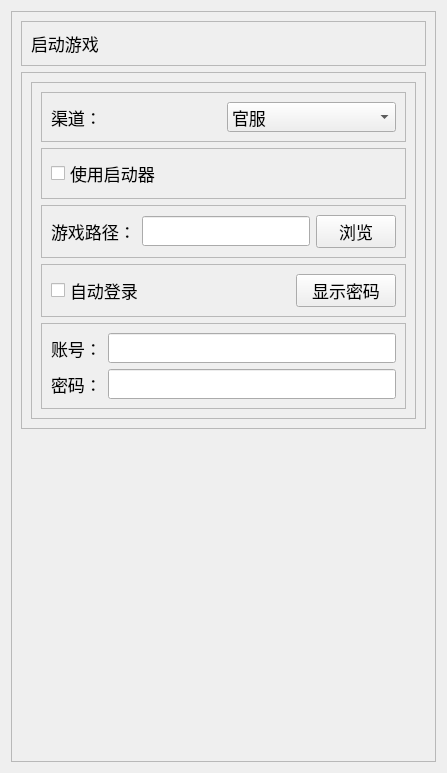
Qt form res/ui/set_01.ui (Shasnow/StarRailAssistant) before a commit.
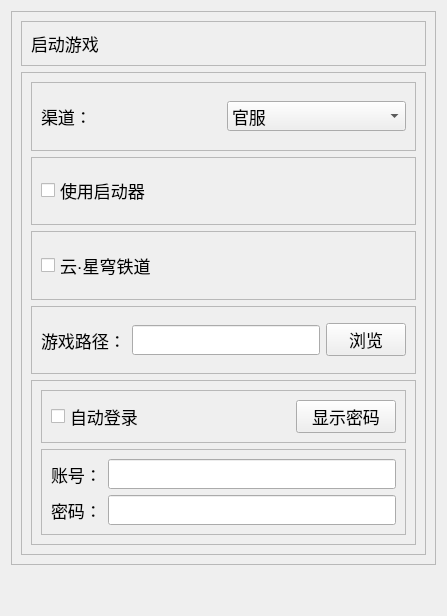
The same form after that commit.

The edit to the form file:
```diff
--- a/res/ui/set_01.ui
+++ b/res/ui/set_01.ui
@@ -7,7 +7,7 @@
     <x>0</x>
     <y>0</y>
     <width>447</width>
-    <height>773</height>
+    <height>616</height>
    </rect>
   </property>
   <property name="font">
@@ -70,21 +70,12 @@
           <rect>
            <x>0</x>
            <y>0</y>
-           <width>395</width>
-           <height>348</height>
+           <width>407</width>
+           <height>482</height>
           </rect>
          </property>
          <layout class="QVBoxLayout" name="verticalLayout_3">
           <item>
-           <widget class="QFrame" name="frame_2">
-            <property name="frameShape">
-             <enum>QFrame::Shape::StyledPanel</enum>
-            </property>
-            <property name="frameShadow">
-             <enum>QFrame::Shadow::Raised</enum>
-            </property>
-            <layout class="QVBoxLayout" name="verticalLayout">
-             <item>
               <widget class="QFrame" name="frame2_1">
                <property name="frameShape">
                 <enum>QFrame::Shape::StyledPanel</enum>
@@ -140,9 +131,40 @@
                     <height>30</height>
                    </size>
                   </property>
+               <property name="toolTip">
+                <string/>
+               </property>
+               <property name="autoFillBackground">
+                <bool>false</bool>
+               </property>
                   <property name="text">
                    <string>使用启动器</string>
                   </property>
+               <property name="checkable">
+                <bool>true</bool>
+               </property>
+               <property name="checked">
+                <bool>false</bool>
+               </property>
+              </widget>
+             </item>
+            </layout>
+           </widget>
+          </item>
+          <item>
+           <widget class="QFrame" name="frame_4">
+            <property name="frameShape">
+             <enum>QFrame::Shape::StyledPanel</enum>
+            </property>
+            <property name="frameShadow">
+             <enum>QFrame::Shadow::Raised</enum>
+            </property>
+            <layout class="QVBoxLayout" name="verticalLayout_4">
+             <item>
+              <widget class="QCheckBox" name="cloud_game">
+               <property name="text">
+                <string>云·星穹铁道</string>
+               </property>
                  </widget>
                 </item>
                </layout>
@@ -191,6 +213,15 @@
               </widget>
              </item>
              <item>
+           <widget class="QFrame" name="frame_2">
+            <property name="frameShape">
+             <enum>QFrame::Shape::StyledPanel</enum>
+            </property>
+            <property name="frameShadow">
+             <enum>QFrame::Shadow::Raised</enum>
+            </property>
+            <layout class="QVBoxLayout" name="verticalLayout">
+             <item>
               <widget class="QFrame" name="frame2_3">
                <property name="frameShape">
                 <enum>QFrame::Shape::StyledPanel</enum>
@@ -288,21 +319,24 @@
         </widget>
        </widget>
       </item>
-      <item>
+     </layout>
+    </widget>
+   </item>
+   <item row="1" column="0">
        <spacer name="verticalSpacer">
         <property name="orientation">
          <enum>Qt::Orientation::Vertical</enum>
         </property>
+     <property name="sizeType">
+      <enum>QSizePolicy::Policy::Maximum</enum>
+     </property>
         <property name="sizeHint" stdset="0">
          <size>
           <width>20</width>
-          <height>100</height>
+       <height>40</height>
          </size>
         </property>
        </spacer>
-      </item>
-     </layout>
-    </widget>
    </item>
   </layout>
  </widget>
```
Lines whose indentation alone changed are shown as unchanged.
